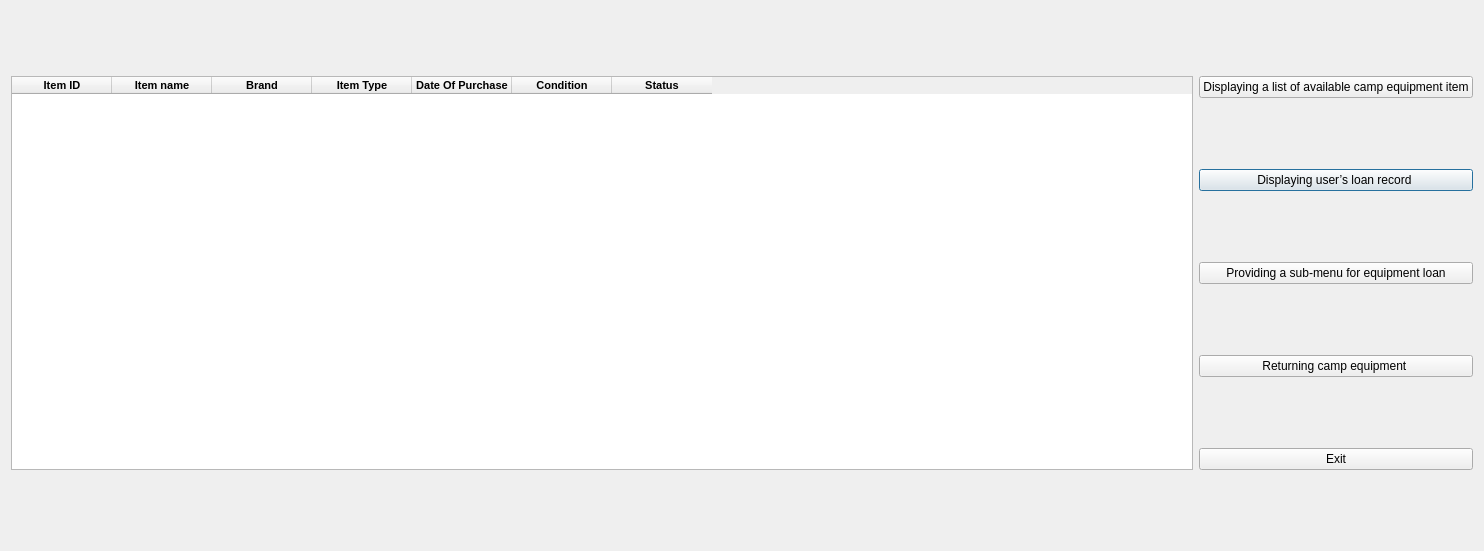
Delusion-Arun/J19_GP4_Project, file dialog.ui: the form before one commit.
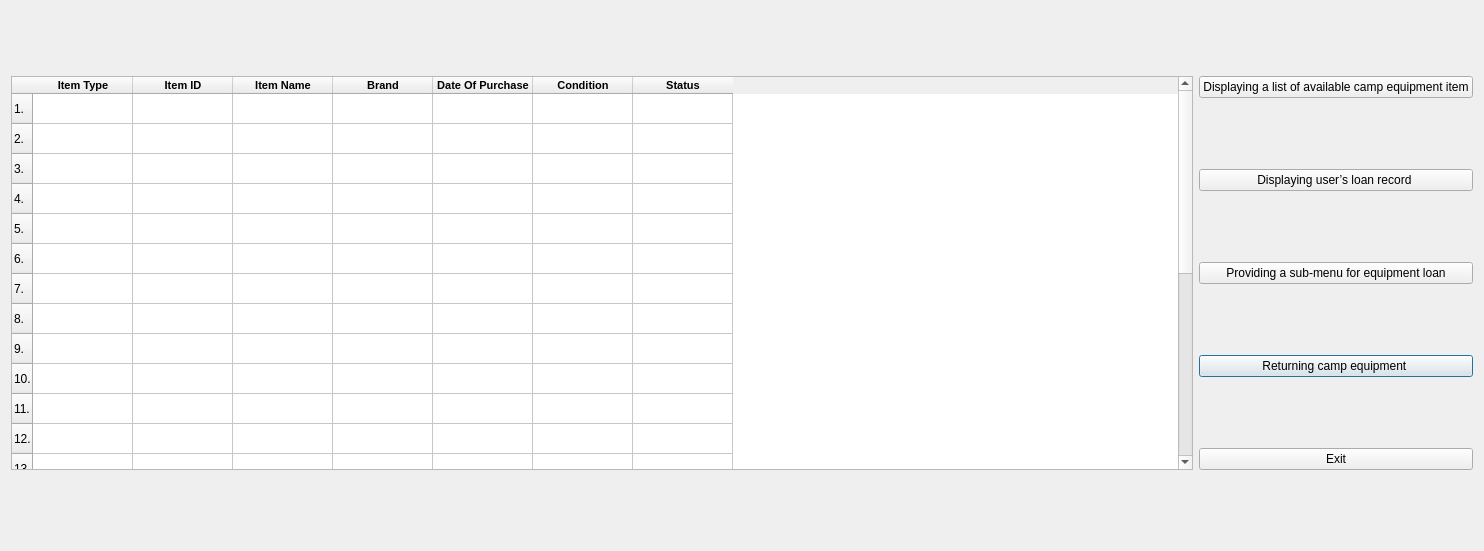
The form after the commit.

Diff of the .ui file:
```diff
--- a/dialog.ui
+++ b/dialog.ui
@@ -14,15 +14,147 @@
    <string>Dialog</string>
   </property>
   <layout class="QGridLayout" name="gridLayout">
-   <item row="1" column="1">
-    <widget class="QPushButton" name="pushButton_loan_2">
+   <item row="3" column="1">
+    <widget class="QPushButton" name="pushButton_return_2">
      <property name="text">
-      <string>Displaying user’s loan record </string>
+      <string>Returning camp equipment </string>
      </property>
     </widget>
    </item>
    <item row="0" column="0" rowspan="5">
     <widget class="QTableWidget" name="tableWidget">
+     <row>
+      <property name="text">
+       <string>1.</string>
+      </property>
+     </row>
+     <row>
+      <property name="text">
+       <string>2.</string>
+      </property>
+     </row>
+     <row>
+      <property name="text">
+       <string>3.</string>
+      </property>
+     </row>
+     <row>
+      <property name="text">
+       <string>4.</string>
+      </property>
+     </row>
+     <row>
+      <property name="text">
+       <string>5.</string>
+      </property>
+     </row>
+     <row>
+      <property name="text">
+       <string>6.</string>
+      </property>
+     </row>
+     <row>
+      <property name="text">
+       <string>7.</string>
+      </property>
+     </row>
+     <row>
+      <property name="text">
+       <string>8.</string>
+      </property>
+     </row>
+     <row>
+      <property name="text">
+       <string>9.</string>
+      </property>
+     </row>
+     <row>
+      <property name="text">
+       <string>10.</string>
+      </property>
+     </row>
+     <row>
+      <property name="text">
+       <string>11.</string>
+      </property>
+     </row>
+     <row>
+      <property name="text">
+       <string>12.</string>
+      </property>
+     </row>
+     <row>
+      <property name="text">
+       <string>13.</string>
+      </property>
+     </row>
+     <row>
+      <property name="text">
+       <string>14.</string>
+      </property>
+     </row>
+     <row>
+      <property name="text">
+       <string>15.</string>
+      </property>
+     </row>
+     <row>
+      <property name="text">
+       <string>16.</string>
+      </property>
+     </row>
+     <row>
+      <property name="text">
+       <string>17.</string>
+      </property>
+     </row>
+     <row>
+      <property name="text">
+       <string>10.</string>
+      </property>
+     </row>
+     <row>
+      <property name="text">
+       <string>19.</string>
+      </property>
+     </row>
+     <row>
+      <property name="text">
+       <string>20.</string>
+      </property>
+     </row>
+     <row>
+      <property name="text">
+       <string>21.</string>
+      </property>
+     </row>
+     <row>
+      <property name="text">
+       <string>22.</string>
+      </property>
+     </row>
+     <row>
+      <property name="text">
+       <string>23.</string>
+      </property>
+     </row>
+     <row>
+      <property name="text">
+       <string>24.</string>
+      </property>
+     </row>
+     <column>
+      <property name="text">
+       <string>Item Type</string>
+      </property>
+      <property name="font">
+       <font>
+        <pointsize>8</pointsize>
+        <weight>75</weight>
+        <bold>true</bold>
+       </font>
+      </property>
+     </column>
      <column>
       <property name="text">
        <string>Item ID</string>
@@ -37,7 +169,7 @@
      </column>
      <column>
       <property name="text">
-       <string>Item name</string>
+       <string>Item Name</string>
       </property>
       <property name="font">
        <font>
@@ -59,18 +191,6 @@
        </font>
       </property>
      </column>
-     <column>
-      <property name="text">
-       <string>Item Type</string>
-      </property>
-      <property name="font">
-       <font>
-        <pointsize>8</pointsize>
-        <weight>75</weight>
-        <bold>true</bold>
-       </font>
-      </property>
-     </column>
      <column>
       <property name="text">
        <string>Date Of Purchase</string>
@@ -109,17 +229,10 @@
      </column>
     </widget>
    </item>
-   <item row="4" column="1">
-    <widget class="QPushButton" name="pushButton_exit_2">
+   <item row="1" column="1">
+    <widget class="QPushButton" name="pushButton_loan_2">
      <property name="text">
-      <string>Exit</string>
-     </property>
-    </widget>
-   </item>
-   <item row="0" column="1">
-    <widget class="QPushButton" name="pushButton_item_2">
-     <property name="text">
-      <string>Displaying a list of available camp equipment item</string>
+      <string>Displaying user’s loan record </string>
      </property>
     </widget>
    </item>
@@ -130,14 +243,27 @@
      </property>
     </widget>
    </item>
-   <item row="3" column="1">
-    <widget class="QPushButton" name="pushButton_return_2">
+   <item row="0" column="1">
+    <widget class="QPushButton" name="pushButton_item_2">
      <property name="text">
-      <string>Returning camp equipment </string>
+      <string>Displaying a list of available camp equipment item</string>
+     </property>
+    </widget>
+   </item>
+   <item row="4" column="1">
+    <widget class="QPushButton" name="pushButton_exit_2">
+     <property name="text">
+      <string>Exit</string>
      </property>
     </widget>
    </item>
   </layout>
+  <zorder>tableWidget</zorder>
+  <zorder>pushButton_loan_2</zorder>
+  <zorder>pushButton_exit_2</zorder>
+  <zorder>pushButton_item_2</zorder>
+  <zorder>pushButton_submenu_2</zorder>
+  <zorder>pushButton_return_2</zorder>
  </widget>
  <resources/>
  <connections/>
```
